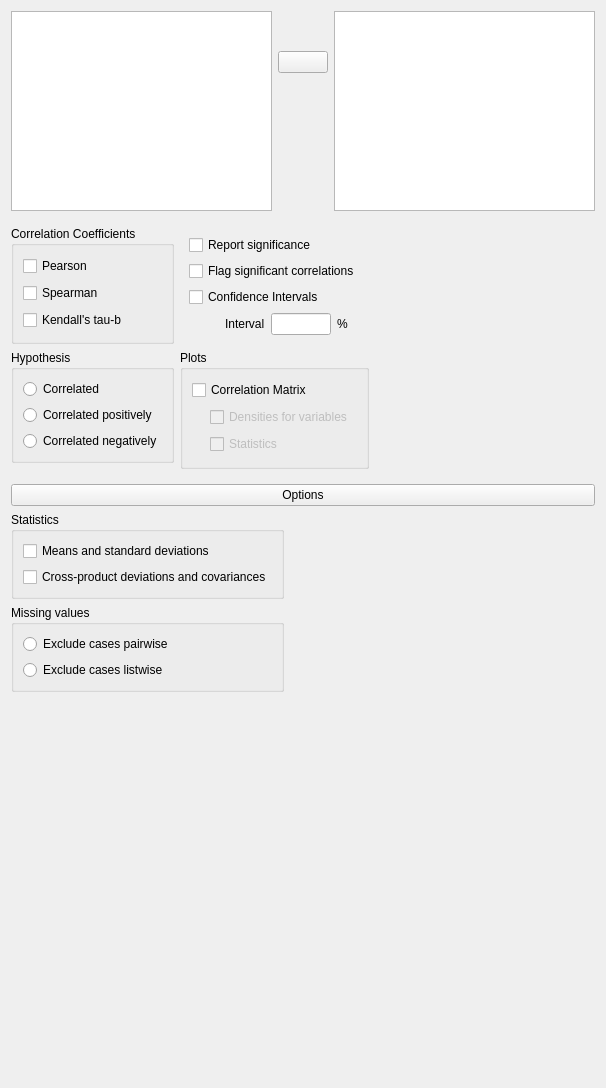
Qt form JASP-Desktop/analysisforms/correlationform.ui (jasp-stats/jasp-desktop) before a commit.
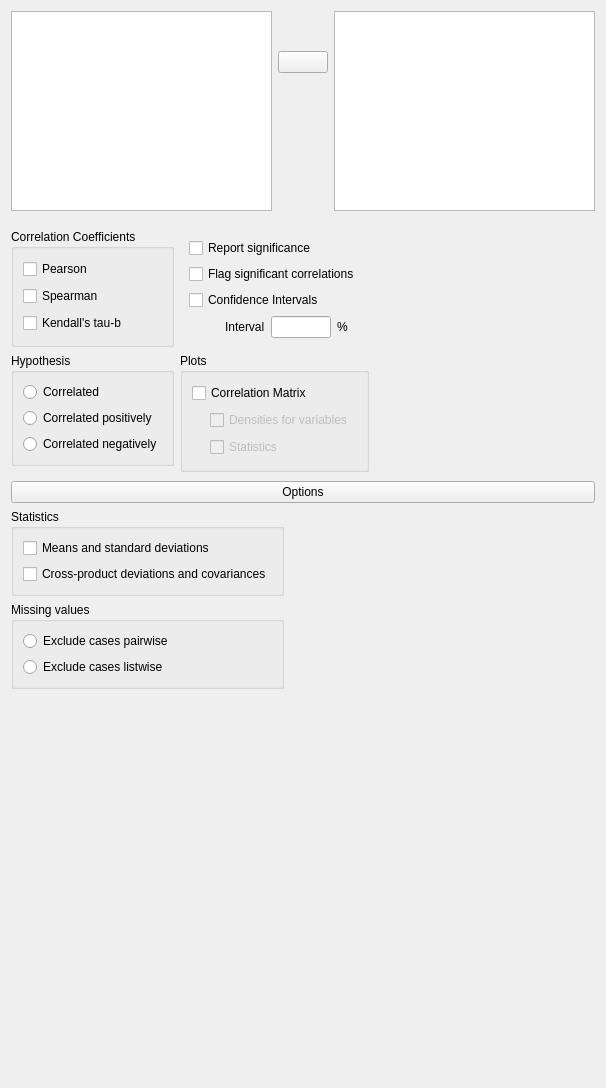
The same form after that commit. Custom widgets are drawn as their Qt base class.

What changed in the file:
```diff
--- a/JASP-Desktop/analysisforms/correlationform.ui
+++ b/JASP-Desktop/analysisforms/correlationform.ui
@@ -20,6 +20,9 @@
    <string>Form</string>
   </property>
   <layout class="QVBoxLayout" name="verticalLayout">
+   <property name="spacing">
+    <number>0</number>
+   </property>
    <item>
     <widget class="QWidget" name="topWidget" native="true">
      <property name="sizePolicy">
@@ -44,9 +47,6 @@
       <property name="rightMargin">
        <number>0</number>
       </property>
-      <property name="bottomMargin">
-       <number>0</number>
-      </property>
       <property name="verticalSpacing">
        <number>0</number>
       </property>
@@ -376,7 +376,7 @@
        <number>0</number>
       </property>
       <property name="bottomMargin">
-       <number>0</number>
+       <number>3</number>
       </property>
       <item row="0" column="0">
        <widget class="ExpanderButton" name="buttonOptions">
```
